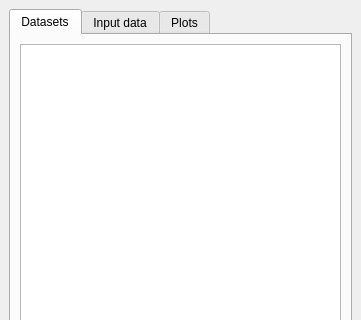
First picture: the form in stereograph_gui.ui, repository BoehnkeC/stereograph, before the edit; both pictures show x 0 to 361 and y 0 to 320 of the 361 by 590 pixel window.
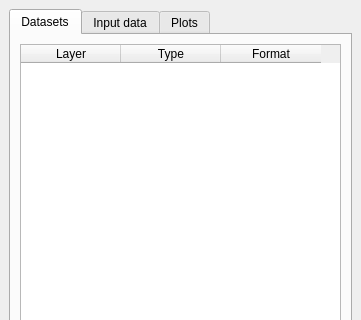
Second picture: the form after the edit.

Commit message: Fill overview table based in input data

What changed in the file:
```diff
--- a/stereograph_gui.ui
+++ b/stereograph_gui.ui
@@ -46,7 +46,32 @@
          </attribute>
          <layout class="QVBoxLayout" name="verticalLayout">
           <item>
-           <widget class="QTableView" name="tbl_sets"/>
+           <widget class="QTableWidget" name="tbl_sets">
+            <property name="editTriggers">
+             <set>QAbstractItemView::NoEditTriggers</set>
+            </property>
+            <property name="selectionMode">
+             <enum>QAbstractItemView::NoSelection</enum>
+            </property>
+            <property name="sortingEnabled">
+             <bool>false</bool>
+            </property>
+            <column>
+             <property name="text">
+              <string>Layer</string>
+             </property>
+            </column>
+            <column>
+             <property name="text">
+              <string>Type</string>
+             </property>
+            </column>
+            <column>
+             <property name="text">
+              <string>Format</string>
+             </property>
+            </column>
+           </widget>
           </item>
           <item>
            <layout class="QHBoxLayout" name="horizontalLayout_3">
```
The commit also changes 1 other file.
